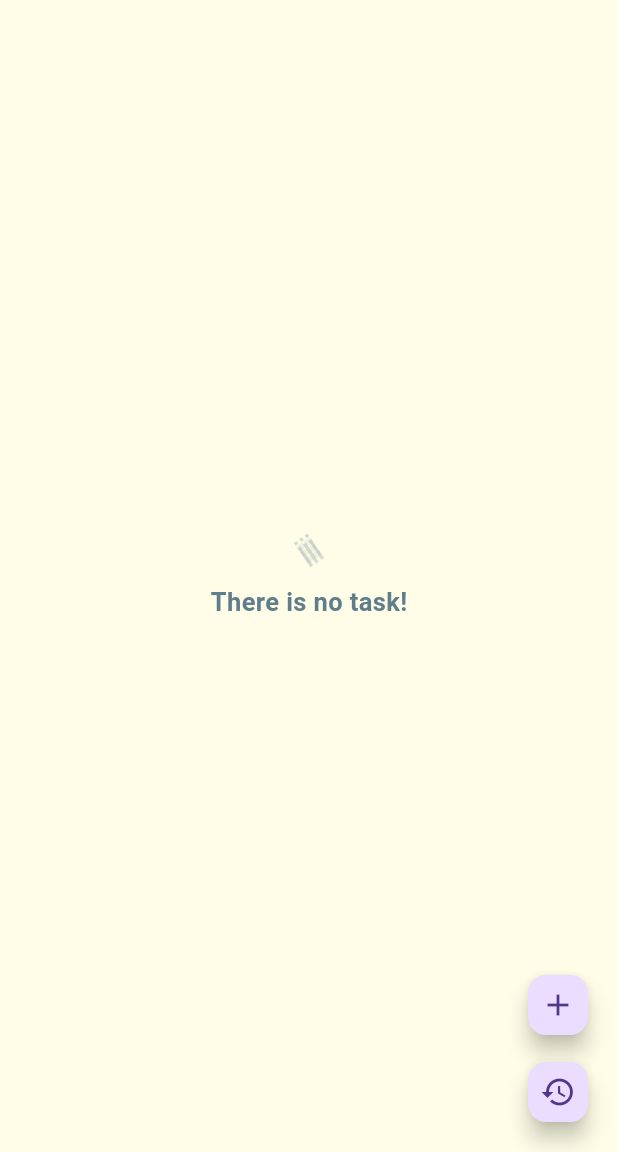
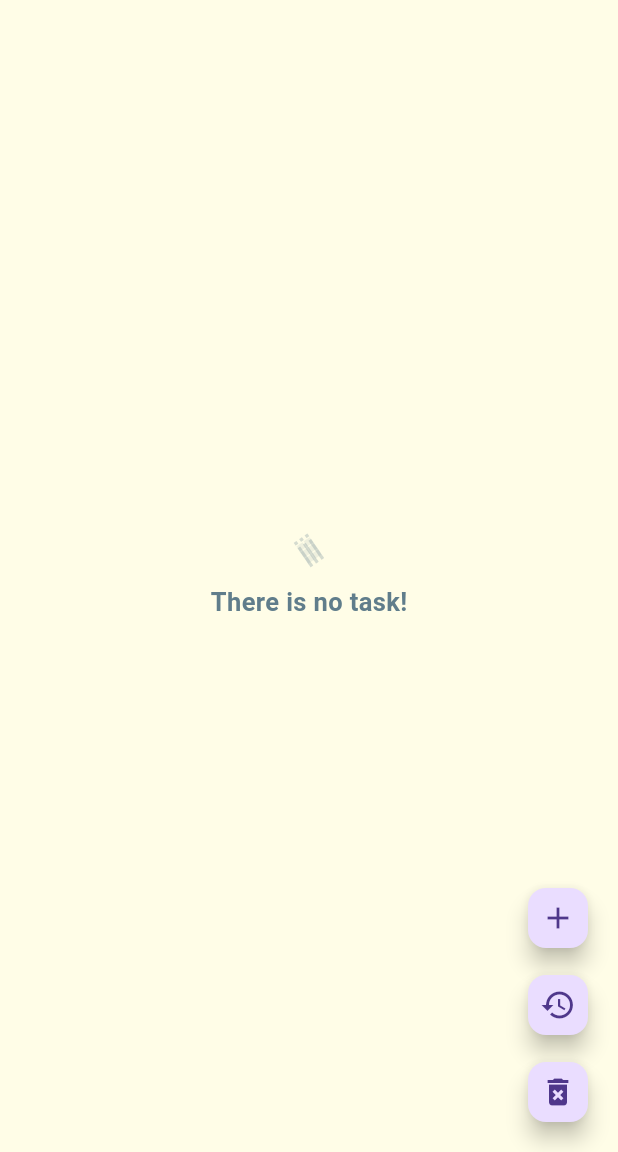
Before and after one commit to williamvux/util_app, a Flutter app: the TodoScreen screen opened directly, on a phone screen of 412 x 824 dp, the part 84-1236 px from its top. Run offline on Flutter 3.47's test engine with Material 3 defaults, Android fonts, the phone set to English and light mode, and no system bars; our stand-ins replace equatable, flutter_bloc, get_it, hive; accounts and stored records are empty; network calls fail.

Commit message:
add todo list

```diff
--- a/lib/modules/todolist/index.dart
+++ b/lib/modules/todolist/index.dart
@@ -89,6 +89,11 @@ class _TodoScreenState extends State<TodoScreen> {
             onPressed: () {},
             child: const Icon(Icons.history),
           ),
+          const SizedBox(height: 10),
+          FloatingActionButton.small(
+            onPressed: () {},
+            child: const Icon(Icons.delete_forever),
+          ),
         ],
       ),
     );
```
